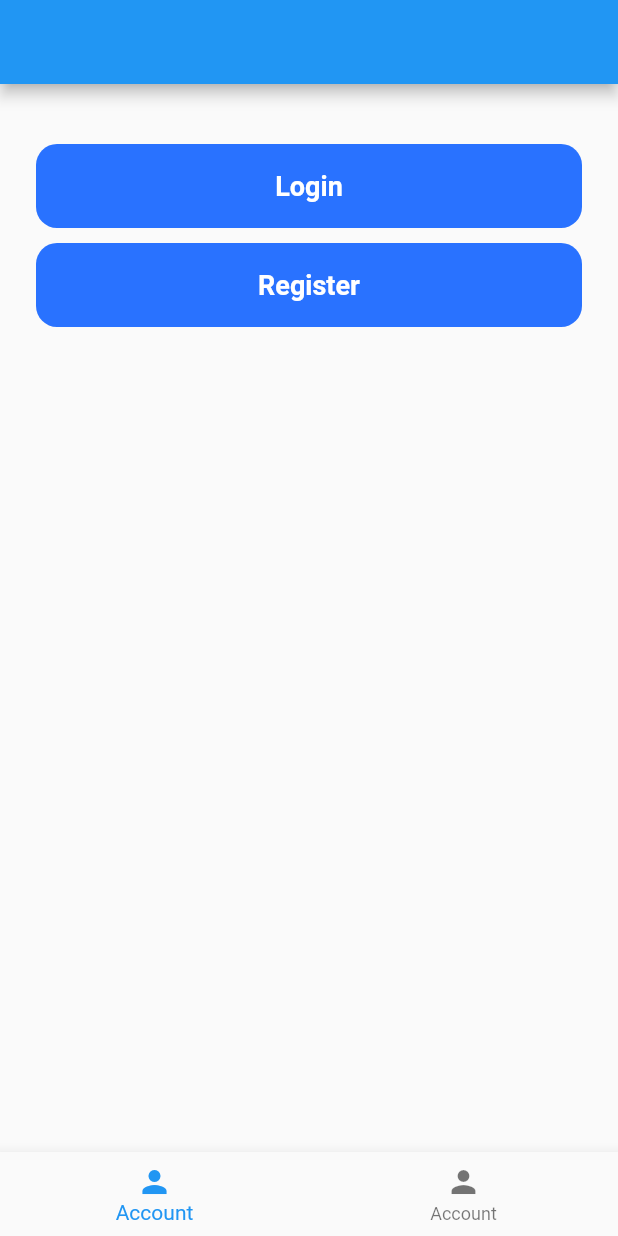
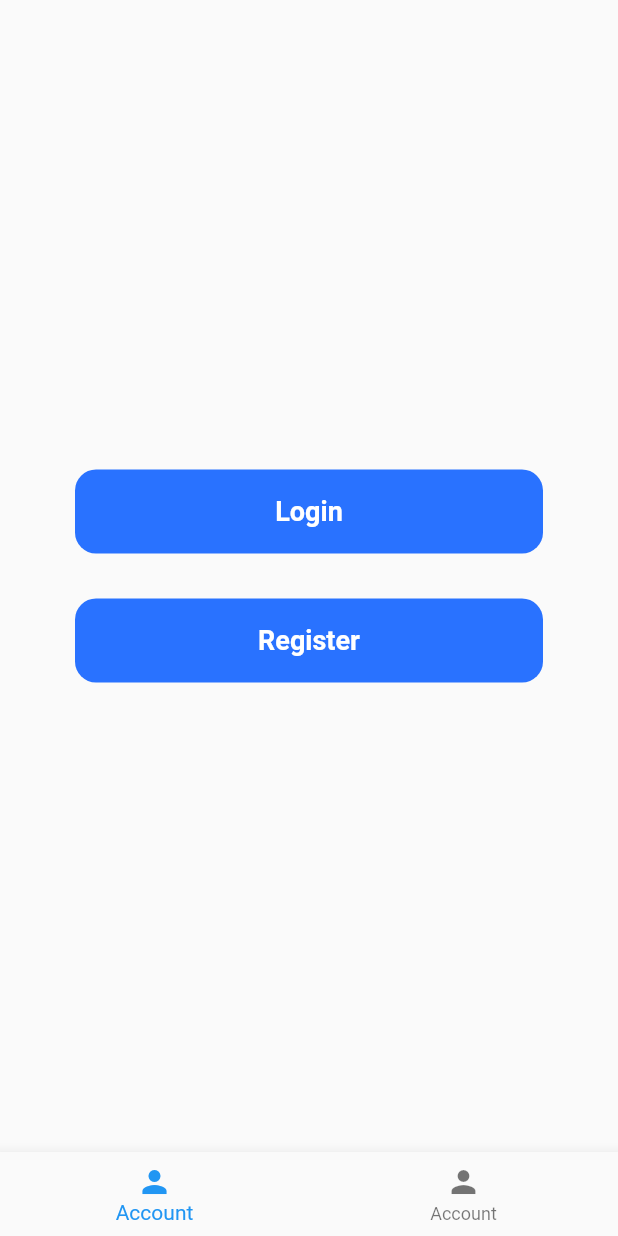
Before and after one commit to OrganIA/organia-app, a Flutter app: the screen it shows after launch, on a phone screen of 412 x 824 dp. Run offline on Flutter 3.47's test engine with Material 2 defaults, Android fonts, the phone set to English and light mode, and no system bars; our stand-ins replace flutter_bloc, shared_preferences.

Commit message:
Update UI when not logged in

```diff
--- a/lib/src/ui/screens/account.dart
+++ b/lib/src/ui/screens/account.dart
@@ -20,9 +20,7 @@ class AccountScreen extends StatefulWidget {
 class _AccountScreenState extends State<AccountScreen> {
   @override
   Widget build(BuildContext context) {
-    return Scaffold(
-      appBar: AppBar(),
-      body: BlocListener<AccountBloc, AccountState>(
+    return BlocListener<AccountBloc, AccountState>(
       listener: (context, state) async {
         if (state is AccountNavigate) {
           BlocProvider.of<AccountBloc>(context)
@@ -67,7 +65,6 @@ class _AccountScreenState extends State<AccountScreen> {
           return (Container());
         }
       }),
-      ),
     );
   }
 }
--- a/lib/src/ui/widgets/account_guest.dart
+++ b/lib/src/ui/widgets/account_guest.dart
@@ -1,3 +1,5 @@
+// ignore_for_file: deprecated_member_use
+
 import 'package:flutter/cupertino.dart';
 import 'package:flutter/material.dart';
 import 'package:flutter_bloc/flutter_bloc.dart';
@@ -15,11 +17,13 @@ class AccountGuestPage extends StatefulWidget {
 class _AccountGuestPageState extends State<AccountGuestPage> {
   @override
   Widget build(BuildContext context) {
-    return Scaffold(
-        body: Padding(
-            padding: const EdgeInsets.fromLTRB(24.0, 40.0, 24.0, 0),
+    return SafeArea(
+      child: Padding(
+        padding: const EdgeInsets.all(50.0),
         child: Column(
-              children: [
+          mainAxisAlignment: MainAxisAlignment.center,
+          crossAxisAlignment: CrossAxisAlignment.stretch,
+          children: <Widget>[
             GestureDetector(
               onTap: () {
                 BlocProvider.of<AccountBloc>(context)
@@ -30,8 +34,8 @@ class _AccountGuestPageState extends State<AccountGuestPage> {
                   textValue: "Login",
                   textColor: Colors.white),
             ),
-                const SizedBox(
-                  height: 10,
+            const Padding(
+              padding: EdgeInsets.only(top: 30.0),
             ),
             GestureDetector(
               onTap: () {
@@ -44,6 +48,8 @@ class _AccountGuestPageState extends State<AccountGuestPage> {
                   textColor: Colors.white),
             ),
           ],
-            )));
+        ),
+      ),
+    );
   }
 }
```
Lines whose indentation alone changed are shown as unchanged.
